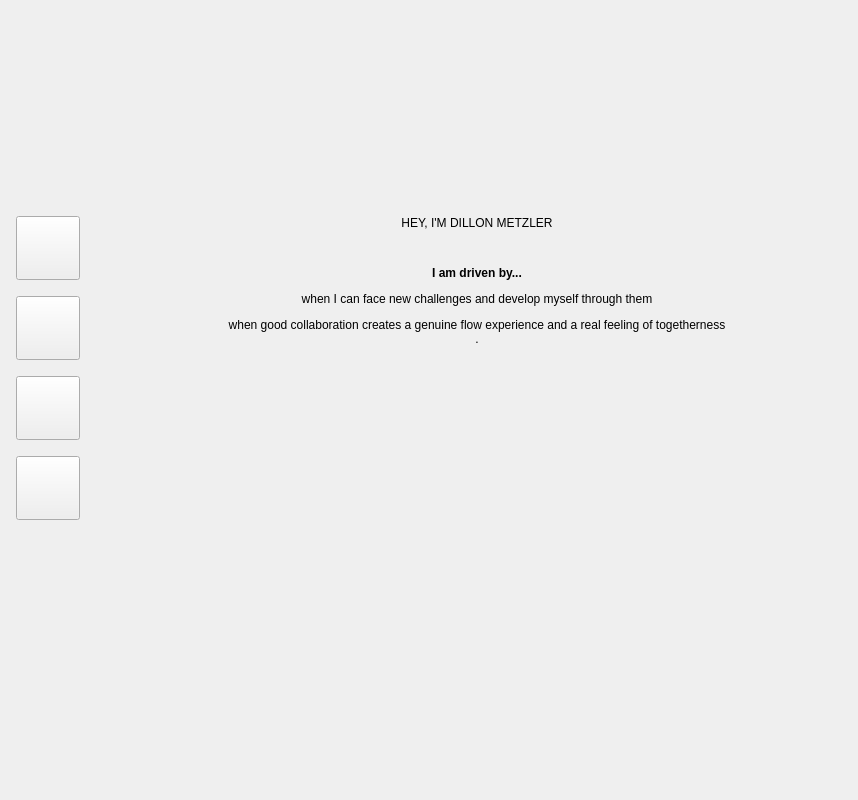
Old version of the form Portfolio_Qt_V6_7/hero.ui in the repository DillonLM00/portfolio.
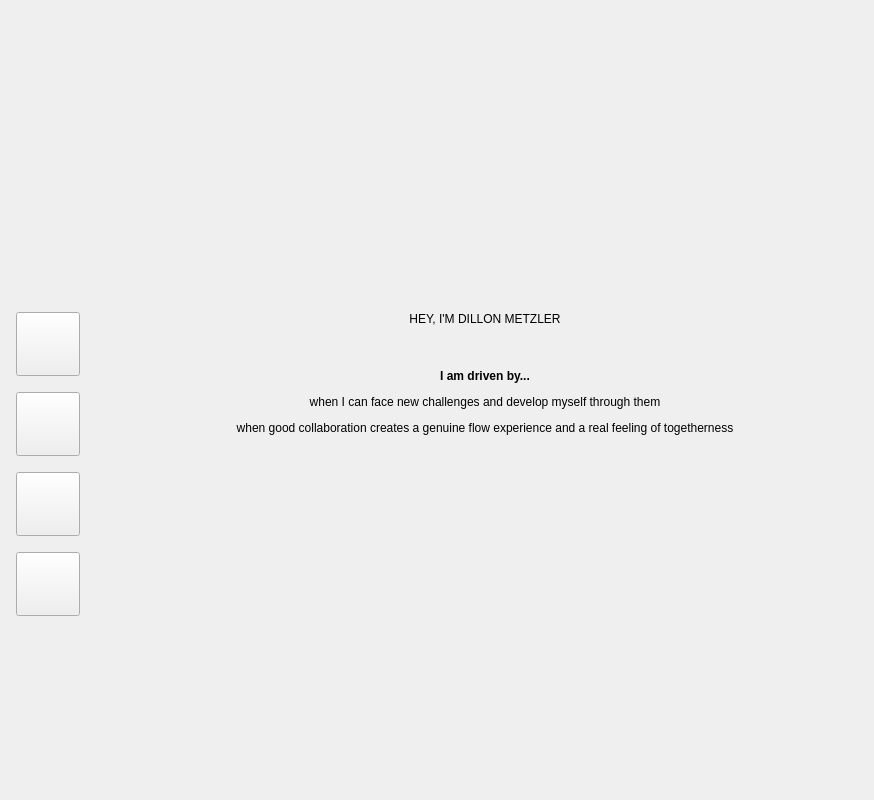
New version of the form.

What changed in the file:
```diff
--- a/Portfolio_Qt_V6_7/hero.ui
+++ b/Portfolio_Qt_V6_7/hero.ui
@@ -6,7 +6,7 @@
    <rect>
     <x>0</x>
     <y>0</y>
-    <width>858</width>
+    <width>874</width>
     <height>800</height>
    </rect>
   </property>
@@ -27,7 +27,7 @@
     <number>0</number>
    </property>
    <property name="topMargin">
-    <number>0</number>
+    <number>192</number>
    </property>
    <property name="rightMargin">
     <number>0</number>
@@ -255,7 +255,7 @@
             </size>
            </property>
            <property name="text">
-            <string>&lt;html&gt;&lt;head/&gt;&lt;body&gt;&lt;p&gt;&lt;span style=&quot; font-weight:700;&quot;&gt;I am driven by...&lt;/span&gt;&lt;/p&gt;&lt;p&gt;when I can face new challenges and develop myself through them&lt;/p&gt;&lt;p&gt;when good collaboration creates a genuine flow experience and a real feeling of togetherness&lt;br/&gt;.&lt;/p&gt;&lt;/body&gt;&lt;/html&gt;</string>
+            <string>&lt;html&gt;&lt;head/&gt;&lt;body&gt;&lt;p&gt;&lt;span style=&quot; font-weight:700;&quot;&gt;I am driven by...&lt;/span&gt;&lt;/p&gt;&lt;p&gt;when I can face new challenges and develop myself through them&lt;/p&gt;&lt;p&gt;when good collaboration creates a genuine flow experience and a real feeling of togetherness&lt;/p&gt;&lt;/body&gt;&lt;/html&gt;</string>
            </property>
            <property name="alignment">
             <set>Qt::AlignCenter</set>
```
